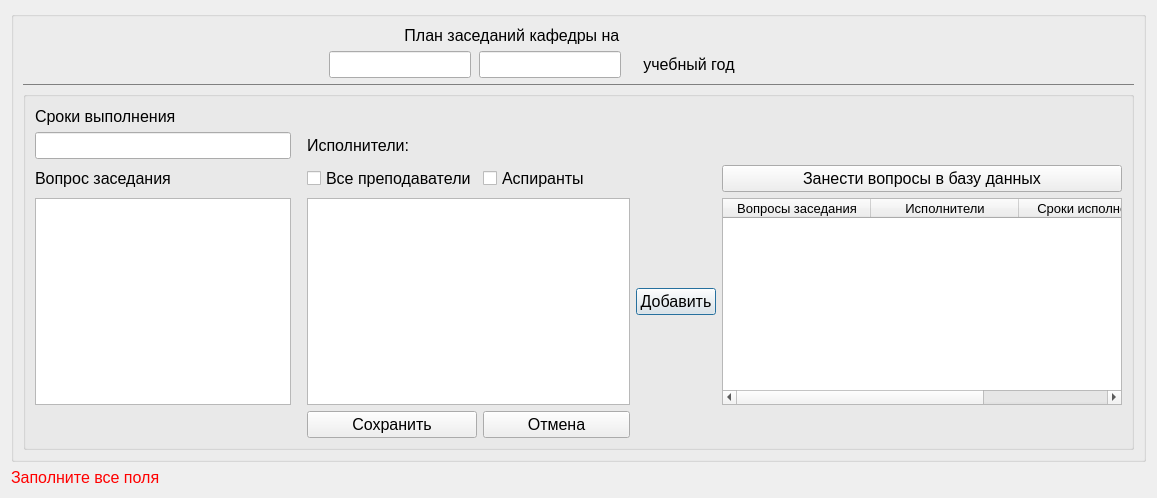
The window that add_edit_forms/addoreditplanzaskaf.ui (kanbodows/kafpocs) describes before a commit, drawn with Qt 5.
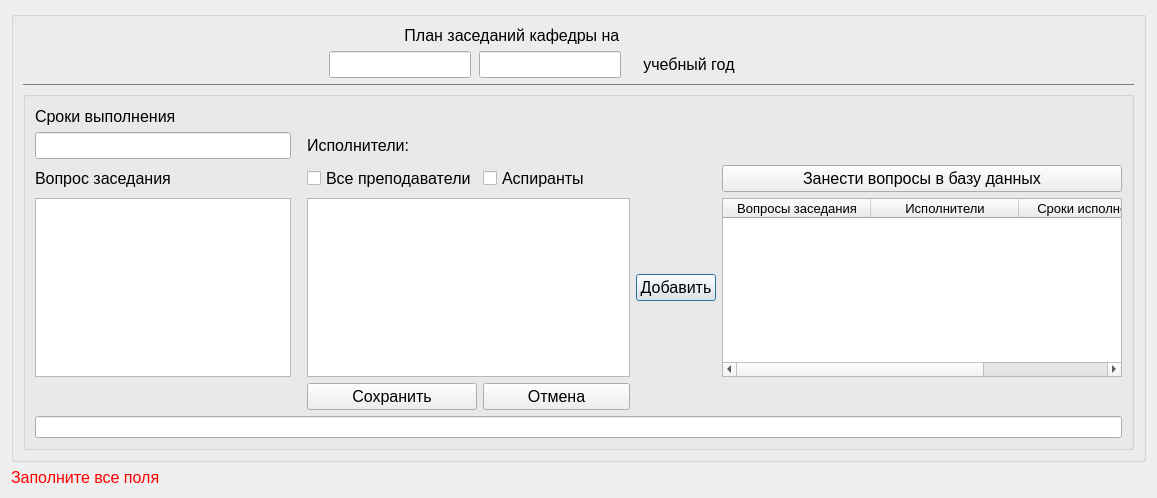
The same window after the commit.

Diff of the .ui file:
```diff
--- a/add_edit_forms/addoreditplanzaskaf.ui
+++ b/add_edit_forms/addoreditplanzaskaf.ui
@@ -364,6 +364,9 @@
            </item>
           </layout>
          </item>
+         <item row="3" column="0">
+          <widget class="QLineEdit" name="lineEdit"/>
+         </item>
         </layout>
        </widget>
       </item>
```
Left out of the diff: 3 changed lines with no effect on the pictures.
